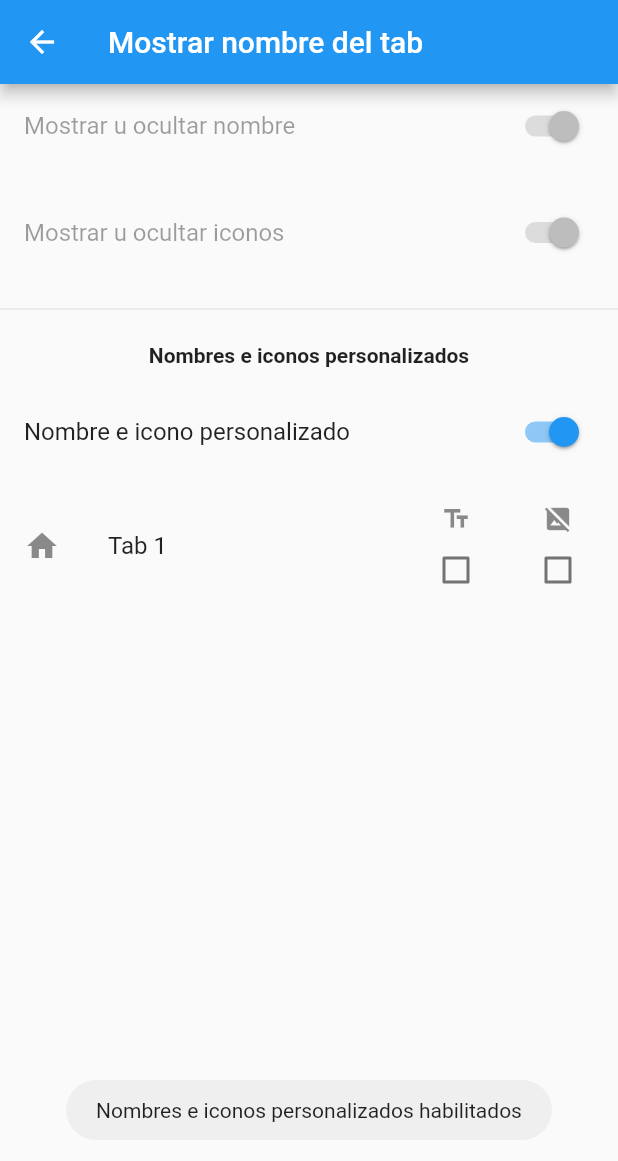
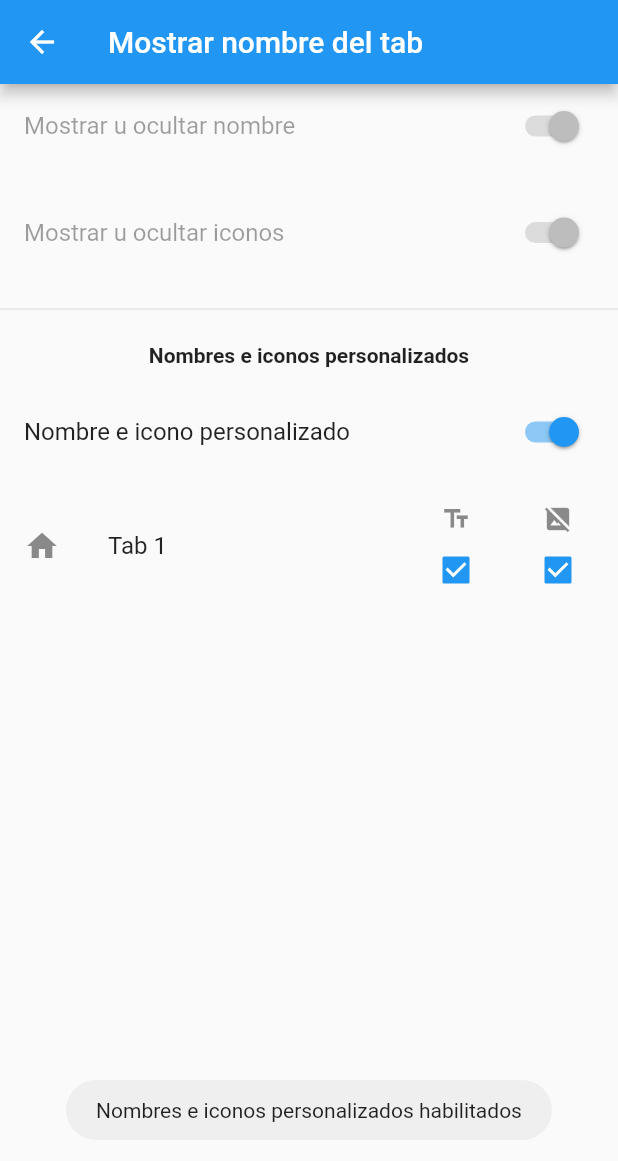
Before and after one commit to MagnoDaza/separado, a Flutter app: the ShowHideTabsPage screen opened directly, after a tap on "Nombre e icono personalizado", on a phone screen of 412 x 824 dp. Shown: the top 1161 px of the screen. Run offline on Flutter 3.47's test engine with Material 2 defaults, Android fonts, the phone set to English and light mode, and no system bars; our stand-ins replace fluttertoast.

```diff
--- a/lib/my_home_page.dart
+++ b/lib/my_home_page.dart
@@ -1,8 +1,7 @@
-//my_home_page.dart
 import 'package:flutter/material.dart';
 import 'package:provider/provider.dart';
+import 'tab_provider.dart';
 import 'tab_creator_page.dart';
-import 'tab_provider.dart';
 
 class MyHomePage extends StatelessWidget {
   @override
@@ -23,7 +22,9 @@ class MyHomePage extends StatelessWidget {
                       .map((tabData) => Container(
                             width: MediaQuery.of(context).size.width / 5,
                             child: Tab(
-                              text: tabData.showText ? tabData.text : null,
+                              text: tabData.showText
+                                  ? tabData.text
+                                  : null, // Modifica esta línea
                               icon: tabData.showIcon
                                   ? Icon(tabData.icon)
                                   : null, // Modifica esta línea
--- a/lib/show_hide_tabs_page.dart
+++ b/lib/show_hide_tabs_page.dart
@@ -23,9 +23,9 @@ class ShowHideTabsPage extends StatelessWidget {
                 children: <Widget>[
                   ShowHideNameSwitch(),
                   const SizedBox(height: 15),
-                  ShowHideIconSwitch(), // Agrega el nuevo widget aquí
+                  ShowHideIconSwitch(),
                   const SizedBox(height: 15),
-                  Divider(), // Agrega una línea horizontal aquí
+                  Divider(),
                   const SizedBox(height: 15),
                   const Text('Nombres e iconos personalizados',
                       style: TextStyle(fontWeight: FontWeight.bold)),
@@ -45,7 +45,7 @@ class ShowHideTabsPage extends StatelessWidget {
                     },
                   ),
                   const SizedBox(height: 20),
-                  if (tabProvider.customNamesEnabled) // Agrega esta línea
+                  if (tabProvider.customNamesEnabled)
                     Expanded(
                       child: ListView.builder(
                         itemCount:
@@ -55,8 +55,9 @@ class ShowHideTabsPage extends StatelessWidget {
                               Provider.of<TabProvider>(context).myTabs[index];
                           return ListTile(
                             key: Key(tabData.text),
-                            leading: Icon(tabData.icon),
-                            title: Text(tabData.text),
+                            leading:
+                                tabData.showIcon ? Icon(tabData.icon) : null,
+                            title: tabData.showText ? Text(tabData.text) : null,
                             trailing:
                                 Row(mainAxisSize: MainAxisSize.min, children: [
                               Padding(
@@ -65,14 +66,18 @@ class ShowHideTabsPage extends StatelessWidget {
                                   children: [
                                     Icon(Icons.text_fields, size: 20.0),
                                     Checkbox(
-                                      value: tabData.hideName,
+                                      value: tabData.showText,
                                       onChanged: (bool? value) {
                                         if (value != null) {
-                                          tabData.toggleHideName();
+                                          tabData.showText = value;
+                                          if (!tabData.showText &&
+                                              !tabData.showIcon) {
+                                            tabData.showIcon = true;
+                                          }
                                           Fluttertoast.showToast(
-                                            msg: tabData.hideName
-                                                ? "Nombre ocultado"
-                                                : "Nombre mostrado",
+                                            msg: tabData.showText
+                                                ? "Nombre mostrado"
+                                                : "Nombre ocultado",
                                             toastLength: Toast.LENGTH_SHORT,
                                             gravity: ToastGravity.BOTTOM,
                                           );
@@ -81,7 +86,7 @@ class ShowHideTabsPage extends StatelessWidget {
                                     ),
                                     SizedBox(
                                       height: 0,
-                                    ), // Agrega espacio entre los elementos
+                                    ),
                                   ],
                                 ),
                               ),
@@ -90,14 +95,18 @@ class ShowHideTabsPage extends StatelessWidget {
                                   Icon(Icons.hide_image, size: 20.0),
                                   SizedBox(width: 20.0),
                                   Checkbox(
-                                    value: tabData.hideIcon,
+                                    value: tabData.showIcon,
                                     onChanged: (bool? value) {
                                       if (value != null) {
-                                        tabData.toggleHideIcon();
+                                        tabData.showIcon = value;
+                                        if (!tabData.showText &&
+                                            !tabData.showIcon) {
+                                          tabData.showText = true;
+                                        }
                                         Fluttertoast.showToast(
-                                          msg: tabData.hideIcon
-                                              ? "Icono ocultado"
-                                              : "Icono mostrado",
+                                          msg: tabData.showIcon
+                                              ? "Icono mostrado"
+                                              : "Icono ocultado",
                                           toastLength: Toast.LENGTH_SHORT,
                                           gravity: ToastGravity.BOTTOM,
                                         );
@@ -106,7 +115,7 @@ class ShowHideTabsPage extends StatelessWidget {
                                   ),
                                   SizedBox(
                                     width: 0,
-                                  ), // Agrega espacio entre los elementos
+                                  ),
                                 ],
                               ),
                             ]),
```
